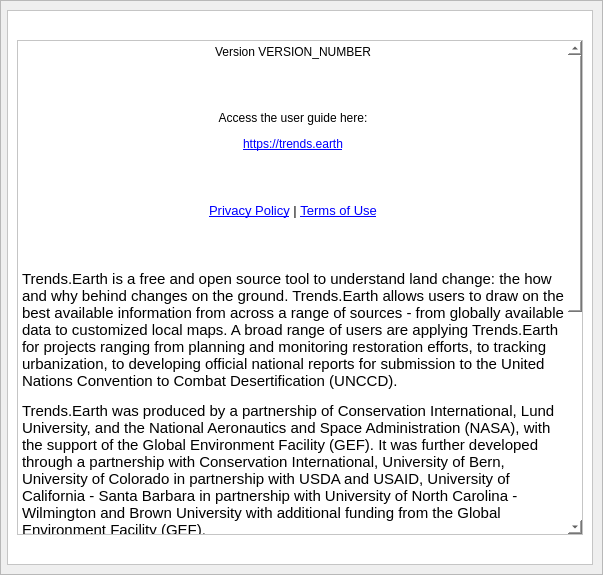
This is LDMP/gui/DlgAbout.ui in ConservationInternational/trends.earth as Qt 5 draws it before an edit. The edited form follows.
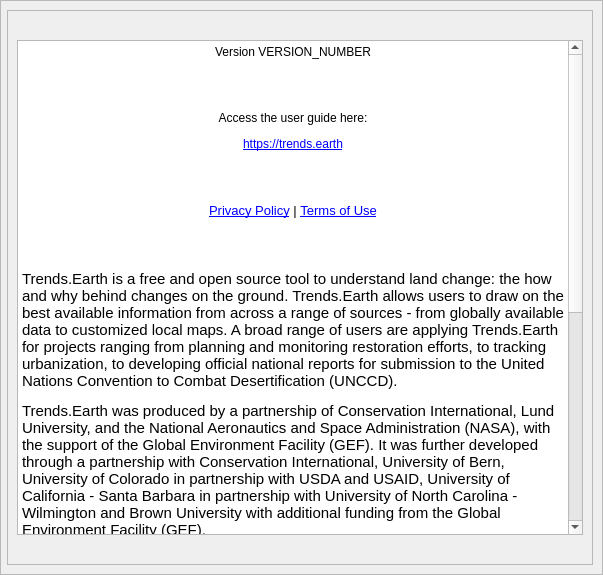
This is the edited form. Icons and pictures are not drawn.

Diff of the .ui file:
```diff
--- a/LDMP/gui/DlgAbout.ui
+++ b/LDMP/gui/DlgAbout.ui
@@ -70,9 +70,6 @@
          <property name="autoFillBackground">
           <bool>false</bool>
          </property>
-         <property name="styleSheet">
-          <string notr="true">* { background-color: white; }</string>
-         </property>
          <property name="frameShape">
           <enum>QFrame::StyledPanel</enum>
          </property>
@@ -99,7 +96,7 @@
           <item>
            <widget class="QTextBrowser" name="textBrowser">
             <property name="html">
-             <string>&lt;html&gt;&lt;head/&gt;&lt;body&gt;&lt;p align=&quot;center&quot;&gt;Version VERSION_NUMBER&lt;/p&gt;&lt;p align=&quot;center&quot;&gt;&lt;br/&gt;&lt;/p&gt;&lt;p align=&quot;center&quot;&gt;Access the user guide here:&lt;/p&gt;&lt;p align=&quot;center&quot;&gt;&lt;a href=&quot;https://trends.earth&quot;&gt;&lt;span style=&quot; text-decoration: underline; color:#0000ff;&quot;&gt;https://trends.earth&lt;/span&gt;&lt;/a&gt;&lt;/p&gt;&lt;p align=&quot;center&quot;&gt;&lt;br/&gt;&lt;/p&gt;&lt;p align=&quot;center&quot;&gt;&lt;span style=&quot; font-size:10pt;&quot;&gt;&lt;a href=&quot;https://www.conservation.org/privacy&quot;&gt;&lt;span style=&quot; text-decoration: underline; color:#0000ff;&quot;&gt;Privacy Policy&lt;/span&gt;&lt;/a&gt; | &lt;a href=&quot;https://www.conservation.org/terms&quot;&gt;&lt;span style=&quot; text-decoration: underline; color:#0000ff;&quot;&gt;Terms of Use&lt;/span&gt;&lt;/a&gt;&lt;/span&gt;&lt;/p&gt;&lt;p&gt;&lt;br/&gt;&lt;/p&gt;&lt;p&gt;&lt;span style=&quot; font-size:11pt;&quot;&gt;Trends.Earth is a free and open source tool to understand land change: the how and why behind changes on the ground. Trends.Earth allows users to draw on the best available information from across a range of sources - from globally available data to customized local maps. A broad range of users are applying Trends.Earth for projects ranging from planning and monitoring restoration efforts, to tracking urbanization, to developing official national reports for submission to the United Nations Convention to Combat Desertification (UNCCD).&lt;/span&gt;&lt;/p&gt;&lt;p&gt;&lt;span style=&quot; font-size:11pt;&quot;&gt;Trends.Earth was produced by a partnership of Conservation International, Lund University, and the National Aeronautics and Space Administration (NASA), with the support of the Global Environment Facility (GEF). It was further developed through a partnership with Conservation International, University of Bern, University of Colorado in partnership with USDA and USAID, University of California - Santa Barbara in partnership with University of North Carolina - Wilmington and Brown University with additional funding from the Global Environment Facility (GEF).&lt;/span&gt;&lt;/p&gt;&lt;p&gt;&lt;span style=&quot; font-size:11pt;&quot;&gt;Trends.earth was originally produced as an output of the GEF-funded project &amp;quot;&lt;/span&gt;&lt;a href=&quot;https://vitalsigns.org/gef-ldmp&quot;&gt;&lt;span style=&quot; font-size:11pt; text-decoration: underline; color:#0000ff;&quot;&gt;Enabling the use of global data sources to assess and monitor land degradation at multiple scales&amp;quot;&lt;/span&gt;&lt;/a&gt;&lt;span style=&quot; font-size:11pt;&quot;&gt;.&lt;/span&gt;&lt;/p&gt;&lt;p&gt;&lt;span style=&quot; font-size:11pt;&quot;&gt;Trends.Earth is free and open-source. The &lt;/span&gt;&lt;a href=&quot;https://github.com/ConservationInternational/trends.earth&quot;&gt;&lt;span style=&quot; font-size:11pt; text-decoration: underline; color:#0000ff;&quot;&gt;code is freely available online&lt;/span&gt;&lt;/a&gt;&lt;span style=&quot; font-size:11pt;&quot;&gt;. The code is licensed under the GNU General Public License, version 2.0 or later.&lt;/span&gt;&lt;/p&gt;&lt;p&gt;&lt;span style=&quot; font-size:11pt;&quot;&gt;The products of Trends.Earth are made available under the terms of the Creative Commons Attribution 4.0 International License (&lt;/span&gt;&lt;a href=&quot;https://creativecommons.org/licenses/by/4.0/&quot;&gt;&lt;span style=&quot; font-size:11pt; text-decoration: underline; color:#0000ff;&quot;&gt;CC BY 4.0&lt;/span&gt;&lt;/a&gt;&lt;span style=&quot; font-size:11pt;&quot;&gt;). The boundaries and names used, and the designations used, in trends.earth do not imply official endorsement or acceptance by Conservation International Foundation, or its partner organizations and contributors.&lt;/span&gt;&lt;/p&gt;&lt;p&gt;&lt;span style=&quot; font-size:11pt;&quot;&gt;If you encounter any bugs or have any issues with using the plugin, please contact us at &lt;/span&gt;&lt;a href=&quot;mailto:trends.earth@conservation.org&quot;&gt;&lt;span style=&quot; font-size:11pt; text-decoration: underline; color:#0000ff;&quot;&gt;trends.earth@conservation.org&lt;/span&gt;&lt;/a&gt;&lt;span style=&quot; font-size:11pt;&quot;&gt;, or &lt;/span&gt;&lt;a href=&quot;https://github.com/ConservationInternational/trends.earth/issues/new&quot;&gt;&lt;span style=&quot; font-size:11pt; text-decoration: underline; color:#0000ff;&quot;&gt;report an issue on github&lt;/span&gt;&lt;/a&gt;&lt;span style=&quot; font-size:11pt;&quot;&gt;.&lt;/span&gt;&lt;/p&gt;&lt;p&gt;&lt;span style=&quot; font-size:11pt;&quot;&gt;&lt;br/&gt;&lt;/span&gt;&lt;span style=&quot; font-size:11pt; font-weight:600;&quot;&gt;Citation:&lt;/span&gt;&lt;/p&gt;&lt;p&gt;&lt;span style=&quot; font-size:11pt;&quot;&gt;Trends.Earth. Conservation International. Available online at: https://trends.earth. 2022.&lt;/span&gt;&lt;/p&gt;&lt;p&gt;&lt;br/&gt;&lt;/p&gt;&lt;/body&gt;&lt;/html&gt;</string>
+             <string>&lt;html&gt;&lt;head/&gt;&lt;body&gt;&lt;p align=&quot;center&quot;&gt;Version VERSION_NUMBER&lt;/p&gt;&lt;p align=&quot;center&quot;&gt;&lt;br/&gt;&lt;/p&gt;&lt;p align=&quot;center&quot;&gt;Access the user guide here:&lt;/p&gt;&lt;p align=&quot;center&quot;&gt;&lt;a href=&quot;https://trends.earth&quot;&gt;&lt;span style=&quot; text-decoration: underline; &quot;&gt;https://trends.earth&lt;/span&gt;&lt;/a&gt;&lt;/p&gt;&lt;p align=&quot;center&quot;&gt;&lt;br/&gt;&lt;/p&gt;&lt;p align=&quot;center&quot;&gt;&lt;span style=&quot; font-size:10pt;&quot;&gt;&lt;a href=&quot;https://www.conservation.org/privacy&quot;&gt;&lt;span style=&quot; text-decoration: underline; &quot;&gt;Privacy Policy&lt;/span&gt;&lt;/a&gt; | &lt;a href=&quot;https://www.conservation.org/terms&quot;&gt;&lt;span style=&quot; text-decoration: underline; &quot;&gt;Terms of Use&lt;/span&gt;&lt;/a&gt;&lt;/span&gt;&lt;/p&gt;&lt;p&gt;&lt;br/&gt;&lt;/p&gt;&lt;p&gt;&lt;span style=&quot; font-size:11pt;&quot;&gt;Trends.Earth is a free and open source tool to understand land change: the how and why behind changes on the ground. Trends.Earth allows users to draw on the best available information from across a range of sources - from globally available data to customized local maps. A broad range of users are applying Trends.Earth for projects ranging from planning and monitoring restoration efforts, to tracking urbanization, to developing official national reports for submission to the United Nations Convention to Combat Desertification (UNCCD).&lt;/span&gt;&lt;/p&gt;&lt;p&gt;&lt;span style=&quot; font-size:11pt;&quot;&gt;Trends.Earth was produced by a partnership of Conservation International, Lund University, and the National Aeronautics and Space Administration (NASA), with the support of the Global Environment Facility (GEF). It was further developed through a partnership with Conservation International, University of Bern, University of Colorado in partnership with USDA and USAID, University of California - Santa Barbara in partnership with University of North Carolina - Wilmington and Brown University with additional funding from the Global Environment Facility (GEF).&lt;/span&gt;&lt;/p&gt;&lt;p&gt;&lt;span style=&quot; font-size:11pt;&quot;&gt;Trends.earth was originally produced as an output of the GEF-funded project &amp;quot;&lt;/span&gt;&lt;a href=&quot;https://vitalsigns.org/gef-ldmp&quot;&gt;&lt;span style=&quot; font-size:11pt; text-decoration: underline; &quot;&gt;Enabling the use of global data sources to assess and monitor land degradation at multiple scales&amp;quot;&lt;/span&gt;&lt;/a&gt;&lt;span style=&quot; font-size:11pt;&quot;&gt;.&lt;/span&gt;&lt;/p&gt;&lt;p&gt;&lt;span style=&quot; font-size:11pt;&quot;&gt;Trends.Earth is free and open-source. The &lt;/span&gt;&lt;a href=&quot;https://github.com/ConservationInternational/trends.earth&quot;&gt;&lt;span style=&quot; font-size:11pt; text-decoration: underline; &quot;&gt;code is freely available online&lt;/span&gt;&lt;/a&gt;&lt;span style=&quot; font-size:11pt;&quot;&gt;. The code is licensed under the GNU General Public License, version 2.0 or later.&lt;/span&gt;&lt;/p&gt;&lt;p&gt;&lt;span style=&quot; font-size:11pt;&quot;&gt;The products of Trends.Earth are made available under the terms of the Creative Commons Attribution 4.0 International License (&lt;/span&gt;&lt;a href=&quot;https://creativecommons.org/licenses/by/4.0/&quot;&gt;&lt;span style=&quot; font-size:11pt; text-decoration: underline; &quot;&gt;CC BY 4.0&lt;/span&gt;&lt;/a&gt;&lt;span style=&quot; font-size:11pt;&quot;&gt;). The boundaries and names used, and the designations used, in trends.earth do not imply official endorsement or acceptance by Conservation International Foundation, or its partner organizations and contributors.&lt;/span&gt;&lt;/p&gt;&lt;p&gt;&lt;span style=&quot; font-size:11pt;&quot;&gt;If you encounter any bugs or have any issues with using the plugin, please contact us at &lt;/span&gt;&lt;a href=&quot;mailto:trends.earth@conservation.org&quot;&gt;&lt;span style=&quot; font-size:11pt; text-decoration: underline; &quot;&gt;trends.earth@conservation.org&lt;/span&gt;&lt;/a&gt;&lt;span style=&quot; font-size:11pt;&quot;&gt;, or &lt;/span&gt;&lt;a href=&quot;https://github.com/ConservationInternational/trends.earth/issues/new&quot;&gt;&lt;span style=&quot; font-size:11pt; text-decoration: underline; &quot;&gt;report an issue on github&lt;/span&gt;&lt;/a&gt;&lt;span style=&quot; font-size:11pt;&quot;&gt;.&lt;/span&gt;&lt;/p&gt;&lt;p&gt;&lt;span style=&quot; font-size:11pt;&quot;&gt;&lt;br/&gt;&lt;/span&gt;&lt;span style=&quot; font-size:11pt; font-weight:600;&quot;&gt;Citation:&lt;/span&gt;&lt;/p&gt;&lt;p&gt;&lt;span style=&quot; font-size:11pt;&quot;&gt;Trends.Earth. Conservation International. Available online at: https://trends.earth. 2022.&lt;/span&gt;&lt;/p&gt;&lt;p&gt;&lt;br/&gt;&lt;/p&gt;&lt;/body&gt;&lt;/html&gt;</string>
             </property>
             <property name="openExternalLinks">
              <bool>true</bool>
```
